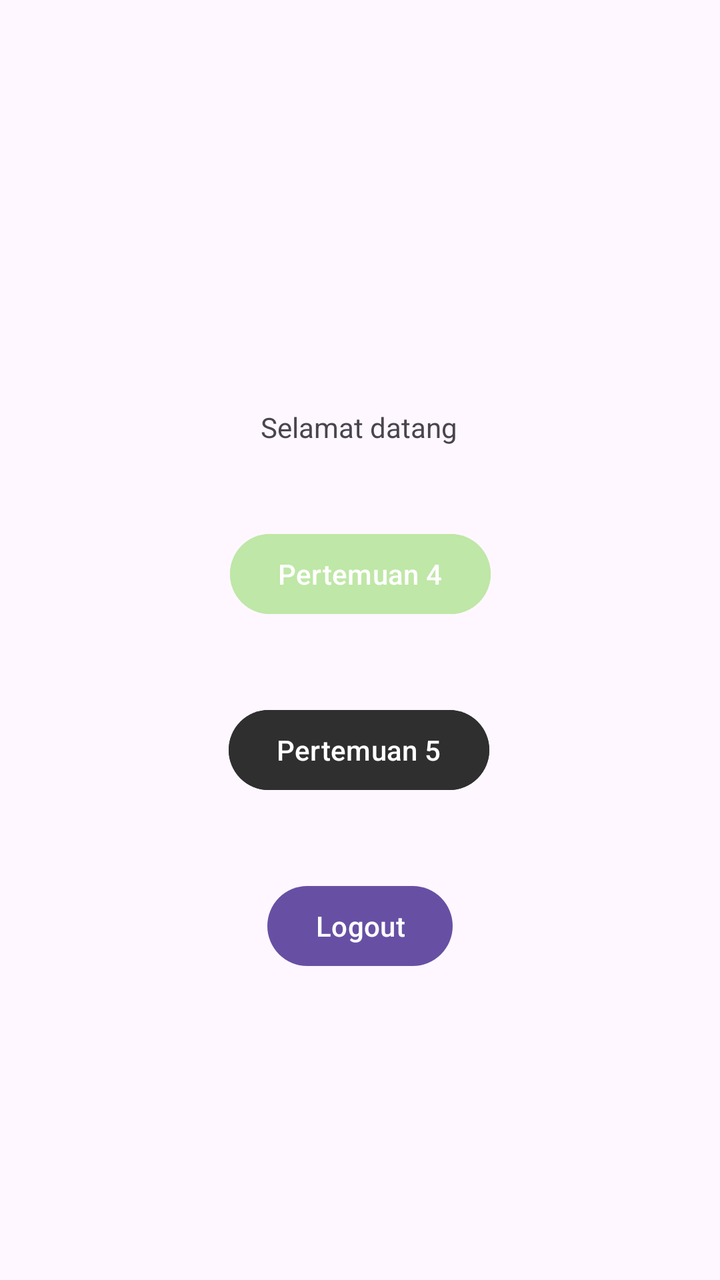
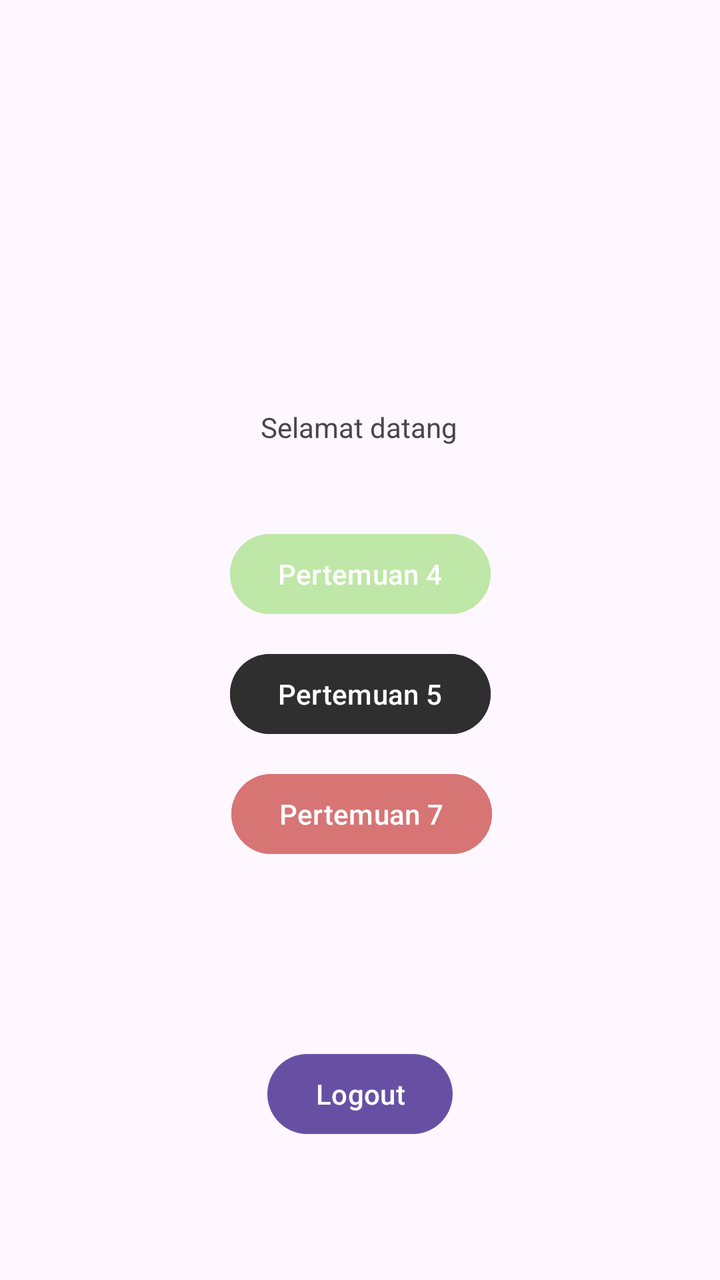

The first picture is an Android layout as it rendered before a commit; the second is the same layout after the commit. The layout source and the unified diff follow.
<!-- AndroidManifest.xml: application theme Theme.Aisyah3TIF -->
<!-- res/layout/activity_main.xml -->
<?xml version="1.0" encoding="utf-8"?>
<androidx.constraintlayout.widget.ConstraintLayout xmlns:android="http://schemas.android.com/apk/res/android"
    xmlns:app="http://schemas.android.com/apk/res-auto"
    xmlns:tools="http://schemas.android.com/tools"
    android:id="@+id/main"
    android:layout_width="match_parent"
    android:layout_height="match_parent"
    tools:context=".MainActivity">

    <Button
        android:id="@+id/btnToFourth"
        android:layout_width="wrap_content"
        android:layout_height="wrap_content"
        android:layout_marginTop="40dp"
        android:backgroundTint="@color/hijau_semangka"
        android:text="Pertemuan 4"
        app:layout_constraintEnd_toEndOf="parent"
        app:layout_constraintStart_toStartOf="parent"
        app:layout_constraintTop_toBottomOf="@+id/kirim" />

    <TextView
        android:id="@+id/kirim"
        android:layout_width="wrap_content"
        android:layout_height="wrap_content"
        android:layout_marginTop="204dp"
        android:text="Selamat datang"
        app:layout_constraintEnd_toEndOf="parent"
        app:layout_constraintHorizontal_bias="0.498"
        app:layout_constraintStart_toStartOf="parent"
        app:layout_constraintTop_toTopOf="parent" />

    <Button
        android:id="@+id/btnFifth"
        android:layout_width="wrap_content"
        android:layout_height="wrap_content"
        android:backgroundTint="@color/abu_tua"
        android:layout_marginTop="40dp"
        android:text="Pertemuan 5"
        app:layout_constraintEnd_toEndOf="parent"
        app:layout_constraintHorizontal_bias="0.498"
        app:layout_constraintStart_toStartOf="parent"
        app:layout_constraintTop_toBottomOf="@+id/btnToFourth" />

    <Button
        android:id="@+id/btnLogout"
        android:layout_width="wrap_content"
        android:layout_height="wrap_content"
        android:layout_marginTop="40dp"
        android:text="Logout"
        app:layout_constraintEnd_toEndOf="parent"
        app:layout_constraintStart_toStartOf="parent"
        app:layout_constraintTop_toBottomOf="@+id/btnFifth" />

</androidx.constraintlayout.widget.ConstraintLayout>
<!-- resources referenced by this layout -->
<resources>
  <color name="abu_tua">#2F2F2F</color>
  <color name="hijau_semangka">#BFE7A7</color>
  <style name="Theme.Aisyah3TIF" parent="Base.Theme.Aisyah3TIF" />
  <style name="Base.Theme.Aisyah3TIF" parent="Theme.Material3.DayNight.NoActionBar">
          
          
      </style>
</resources>

<!-- the commit's change to res/layout/activity_main.xml (unified diff, before → after) -->
@@ -33,11 +33,10 @@
         android:id="@+id/btnFifth"
         android:layout_width="wrap_content"
         android:layout_height="wrap_content"
+        android:layout_marginTop="12dp"
         android:backgroundTint="@color/abu_tua"
-        android:layout_marginTop="40dp"
         android:text="Pertemuan 5"
         app:layout_constraintEnd_toEndOf="parent"
-        app:layout_constraintHorizontal_bias="0.498"
         app:layout_constraintStart_toStartOf="parent"
         app:layout_constraintTop_toBottomOf="@+id/btnToFourth" />
 
@@ -45,9 +44,21 @@
         android:id="@+id/btnLogout"
         android:layout_width="wrap_content"
         android:layout_height="wrap_content"
-        android:layout_marginTop="40dp"
+        android:layout_marginTop="92dp"
         android:text="Logout"
         app:layout_constraintEnd_toEndOf="parent"
+        app:layout_constraintStart_toStartOf="parent"
+        app:layout_constraintTop_toBottomOf="@+id/btnToSeventh" />
+
+    <Button
+        android:id="@+id/btnToSeventh"
+        android:layout_width="wrap_content"
+        android:layout_height="wrap_content"
+        android:layout_marginTop="12dp"
+        android:backgroundTint="@color/merah_semangka"
+        android:text="Pertemuan 7"
+        app:layout_constraintEnd_toEndOf="parent"
+        app:layout_constraintHorizontal_bias="0.503"
         app:layout_constraintStart_toStartOf="parent"
         app:layout_constraintTop_toBottomOf="@+id/btnFifth" />
 
<!-- resource entries referenced after the edit -->
@@ -2,6 +2,7 @@
 <resources>
   <color name="abu_tua">#2F2F2F</color>
   <color name="hijau_semangka">#BFE7A7</color>
+  <color name="merah_semangka">#D77575</color>
   <style name="Theme.Aisyah3TIF" parent="Base.Theme.Aisyah3TIF" />
   <style name="Base.Theme.Aisyah3TIF" parent="Theme.Material3.DayNight.NoActionBar">
           
